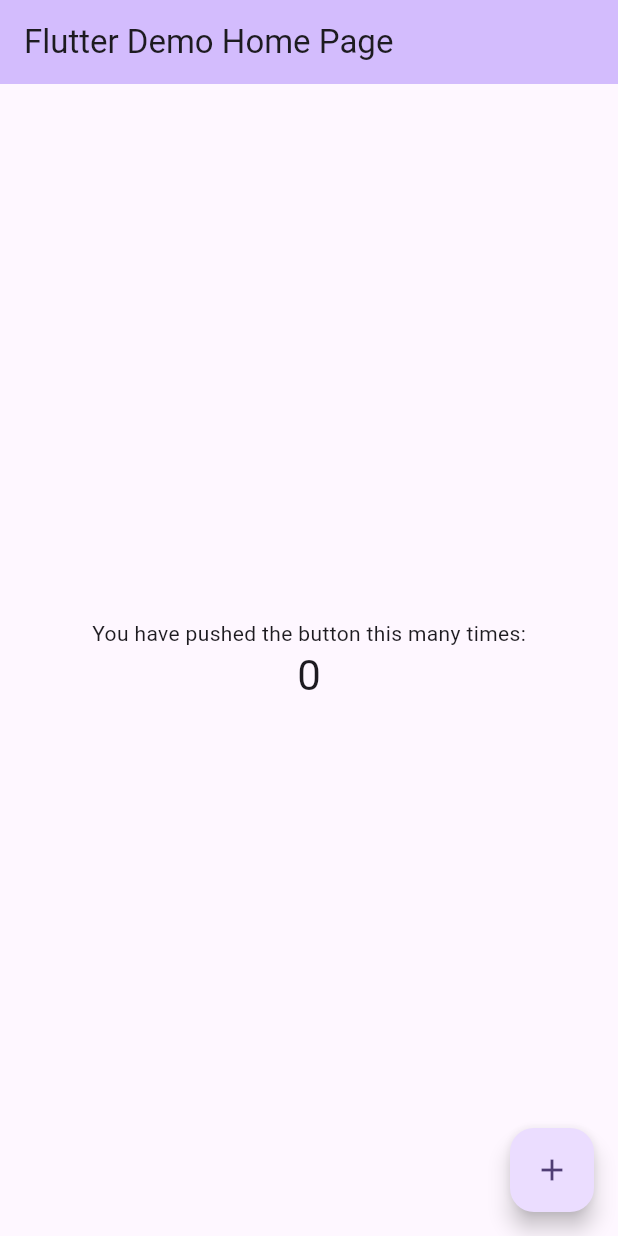
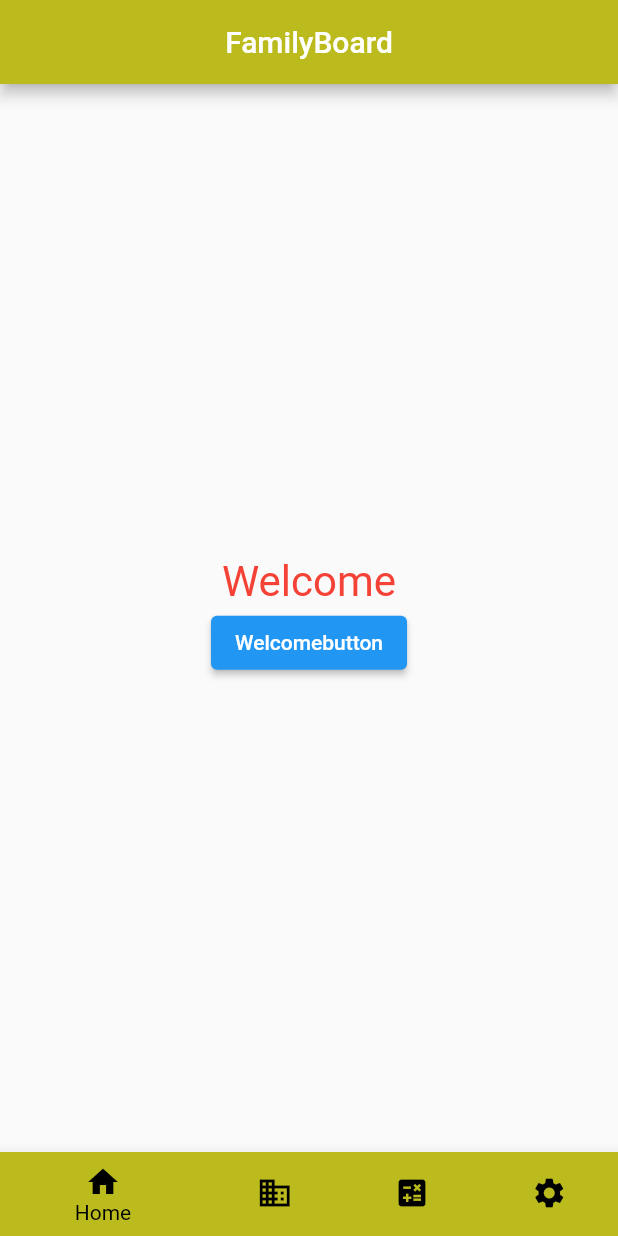
Before and after one commit to mfranky78/FamilyBoard, a Flutter app: the screen it shows after launch, on a phone screen of 412 x 824 dp. Run offline on Flutter 3.47's test engine with Material 2 defaults, Android fonts, the light colour scheme and no system bars.

Commit message:
new screen

```diff
--- a/lib/main.dart
+++ b/lib/main.dart
@@ -1,125 +1,68 @@
 import 'package:flutter/material.dart';
 
 void main() {
-  runApp(const MyApp());
+  runApp(const MyWidget());
 }
 
-class MyApp extends StatelessWidget {
-  const MyApp({super.key});
-
-  // This widget is the root of your application.
-  @override
-  Widget build(BuildContext context) {
-    return MaterialApp(
-      title: 'Flutter Demo',
-      theme: ThemeData(
-        // This is the theme of your application.
-        //
-        // TRY THIS: Try running your application with "flutter run". You'll see
-        // the application has a blue toolbar. Then, without quitting the app,
-        // try changing the seedColor in the colorScheme below to Colors.green
-        // and then invoke "hot reload" (save your changes or press the "hot
-        // reload" button in a Flutter-supported IDE, or press "r" if you used
-        // the command line to start the app).
-        //
-        // Notice that the counter didn't reset back to zero; the application
-        // state is not lost during the reload. To reset the state, use hot
-        // restart instead.
-        //
-        // This works for code too, not just values: Most code changes can be
-        // tested with just a hot reload.
-        colorScheme: ColorScheme.fromSeed(seedColor: Colors.deepPurple),
-        useMaterial3: true,
-      ),
-      home: const MyHomePage(title: 'Flutter Demo Home Page'),
-    );
-  }
-}
-
-class MyHomePage extends StatefulWidget {
-  const MyHomePage({super.key, required this.title});
-
-  // This widget is the home page of your application. It is stateful, meaning
-  // that it has a State object (defined below) that contains fields that affect
-  // how it looks.
-
-  // This class is the configuration for the state. It holds the values (in this
-  // case the title) provided by the parent (in this case the App widget) and
-  // used by the build method of the State. Fields in a Widget subclass are
-  // always marked "final".
-
-  final String title;
-
-  @override
-  State<MyHomePage> createState() => _MyHomePageState();
-}
-
-class _MyHomePageState extends State<MyHomePage> {
-  int _counter = 0;
-
-  void _incrementCounter() {
-    setState(() {
-      // This call to setState tells the Flutter framework that something has
-      // changed in this State, which causes it to rerun the build method below
-      // so that the display can reflect the updated values. If we changed
-      // _counter without calling setState(), then the build method would not be
-      // called again, and so nothing would appear to happen.
-      _counter++;
-    });
-  }
+class MyWidget extends StatelessWidget {
+  const MyWidget({super.key});
 
   @override
   Widget build(BuildContext context) {
-    // This method is rerun every time setState is called, for instance as done
-    // by the _incrementCounter method above.
-    //
-    // The Flutter framework has been optimized to make rerunning build methods
-    // fast, so that you can just rebuild anything that needs updating rather
-    // than having to individually change instances of widgets.
-    return Scaffold(
+    SafeArea;
+    return MaterialApp(
+      home: Scaffold(
         appBar: AppBar(
-        // TRY THIS: Try changing the color here to a specific color (to
-        // Colors.amber, perhaps?) and trigger a hot reload to see the AppBar
-        // change color while the other colors stay the same.
-        backgroundColor: Theme.of(context).colorScheme.inversePrimary,
-        // Here we take the value from the MyHomePage object that was created by
-        // the App.build method, and use it to set our appbar title.
-        title: Text(widget.title),
+          backgroundColor: Color.fromRGBO(187, 187, 30, 1),
+          title: const Center(child: Text("FamilyBoard")
+          ),
         ),
         body: Center(
-        // Center is a layout widget. It takes a single child and positions it
-        // in the middle of the parent.
+          child: Container(
             child: Column(
-          // Column is also a layout widget. It takes a list of children and
-          // arranges them vertically. By default, it sizes itself to fit its
-          // children horizontally, and tries to be as tall as its parent.
-          //
-          // Column has various properties to control how it sizes itself and
-          // how it positions its children. Here we use mainAxisAlignment to
-          // center the children vertically; the main axis here is the vertical
-          // axis because Columns are vertical (the cross axis would be
-          // horizontal).
-          //
-          // TRY THIS: Invoke "debug painting" (choose the "Toggle Debug Paint"
-          // action in the IDE, or press "p" in the console), to see the
-          // wireframe for each widget.
               mainAxisAlignment: MainAxisAlignment.center,
-          children: <Widget>[
-            const Text(
-              'You have pushed the button this many times:',
+              crossAxisAlignment: CrossAxisAlignment.center,
+              children: [
+                const Text("Welcome", style: TextStyle(fontSize: 28, color: Colors.red),
+
                  ),
-            Text(
-              '$_counter',
-              style: Theme.of(context).textTheme.headlineMedium,
-            ),
+                 ElevatedButton(onPressed: () {
+                  print("Gedrückt");
+                 }, child: Text("Welcomebutton"))
               ],
             ),
             ),
-      floatingActionButton: FloatingActionButton(
-        onPressed: _incrementCounter,
-        tooltip: 'Increment',
-        child: const Icon(Icons.add),
-      ), // This trailing comma makes auto-formatting nicer for build methods.
+            ),
+            bottomNavigationBar: BottomNavigationBar(items: const <BottomNavigationBarItem>[
+              BottomNavigationBarItem(
+                icon: Icon(Icons.home, ),
+                label: "Home",
+                backgroundColor:  Color.fromRGBO(187, 187, 30, 1),
+                ),
+              BottomNavigationBarItem(
+                icon: Icon(Icons.business, ),
+                label: "Business",
+                backgroundColor:  Color.fromRGBO(187, 187, 30, 1),
+                ),
+                BottomNavigationBarItem(
+                  icon: Icon(Icons.calculate, ),
+                  label: "Calculator",
+                  backgroundColor:  Color.fromRGBO(187, 187, 30, 1),
+                  ),
+                BottomNavigationBarItem(
+                  icon: Icon(Icons.settings,),
+                  label: "Settings",
+                  backgroundColor: Color.fromRGBO(187, 187, 30, 1),
+
+                  ),
+
+            ],
+          selectedItemColor: Colors.black,
+         unselectedItemColor: Colors.black,
+            ),
+        ),
     );
+
+
   }
 }
```
Also changed, not shown: 1 other file. Lines whose indentation alone changed are shown as unchanged.
